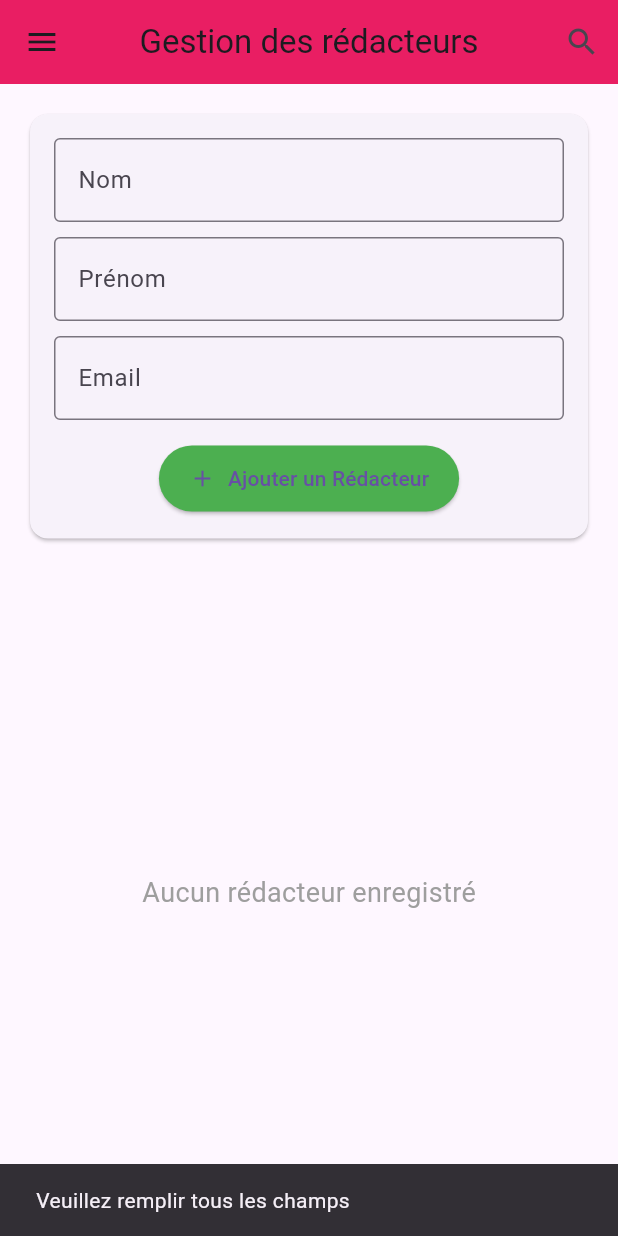
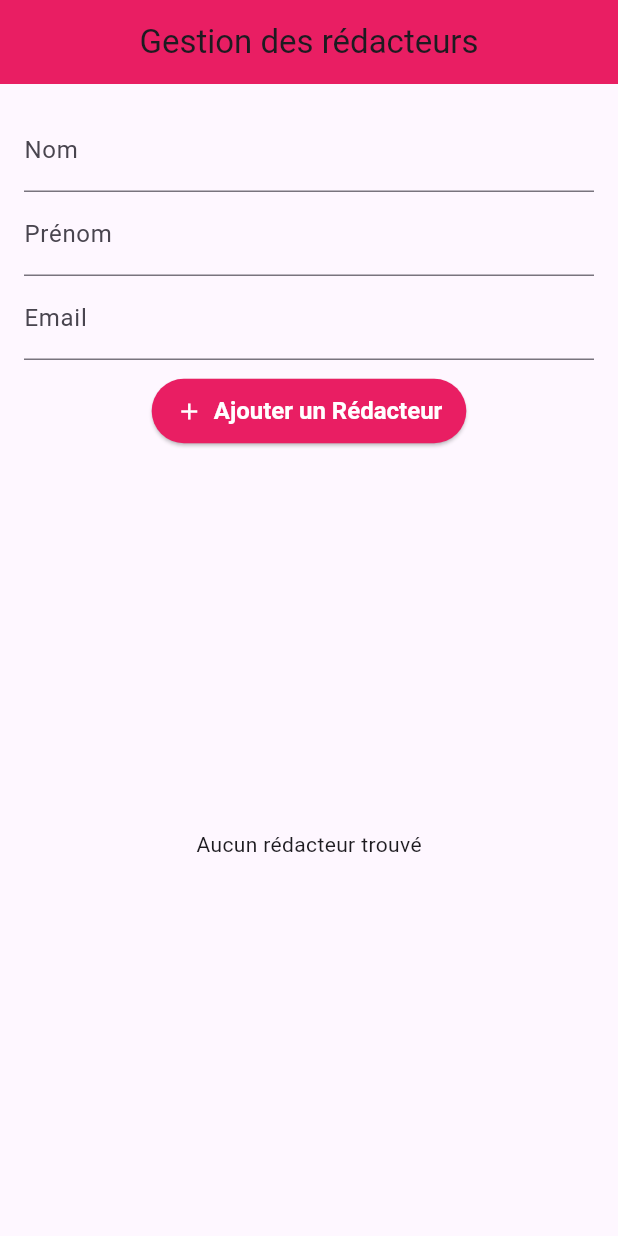
Before and after one commit to Simeonaho/Dclic, a Flutter app: the screen it shows after launch, after a tap on "Ajouter un Rédacteur", on a phone screen of 412 x 824 dp. Run offline on Flutter 3.47's test engine with Material 3 defaults, Android fonts, the phone set to English and light mode, and no system bars; our stand-ins replace sqflite; accounts and stored records are empty.

```diff
--- a/lib/main.dart
+++ b/lib/main.dart
@@ -1,11 +1,9 @@
 import 'package:flutter/material.dart';
 import 'modeles/redacteur.dart';
-
 
 void main() {
   runApp(const MonApp());
 }
-
 
 class MonApp extends StatelessWidget {
   const MonApp({super.key});
@@ -15,274 +13,215 @@ class MonApp extends StatelessWidget {
     return MaterialApp(
       title: 'Magazine',
       debugShowCheckedModeBanner: false,
-      home:  RedacteurInterface(),
+      home: const PageAccueil(),
     );
   }
 }
 
+class PageAccueil extends StatelessWidget {
+  const PageAccueil({super.key});
+
+  @override
+  Widget build(BuildContext context) {
+    return Scaffold(
+      appBar: AppBar(
+        title: const Text("Gestion des rédacteurs"),
+        backgroundColor: Colors.pink,
+        centerTitle: true,
+      ),
+      body: const RedacteurInterface(),
+    );
+  }
+}
 
 class RedacteurInterface extends StatefulWidget {
+  const RedacteurInterface({super.key});
+
   @override
-  _RedacteurInterfaceState createState() => _RedacteurInterfaceState();
+  State<RedacteurInterface> createState() => _RedacteurInterfaceState();
 }
 
 class _RedacteurInterfaceState extends State<RedacteurInterface> {
-  final DatabaseManager _databaseManager = DatabaseManager();
-  List<Redacteur> _redacteurs = [];
+  // Contrôleurs pour les champs de texte
+  final _nomController = TextEditingController();
+  final _prenomController = TextEditingController();
+  final _emailController = TextEditingController();
 
-  // Contrôleurs pour les champs de texte
-  final TextEditingController _nomController = TextEditingController();
-  final TextEditingController _prenomController = TextEditingController();
-  final TextEditingController _emailController = TextEditingController();
+  // Singleton de la base de données
+  final DatabaseManager _dbManager = DatabaseManager.instance;
+
+  // Liste des rédacteurs (Future)
+  late Future<List<Redacteur>> _redacteursFuture = Future.value([]);
 
   @override
   void initState() {
     super.initState();
-    _chargerRedacteurs();
+    _loadRedacteurs();
   }
 
-  // Charger la liste des rédacteurs depuis la base de données
-  Future<void> _chargerRedacteurs() async {
-    final redacteurs = await _databaseManager.getAllRedacteurs();
+  // Charger les rédacteurs
+  void _loadRedacteurs() {
     setState(() {
-      _redacteurs = redacteurs;
+      _redacteursFuture = _dbManager.getAllRedacteurs();
     });
   }
 
   // Ajouter un rédacteur
   Future<void> _ajouterRedacteur() async {
-    if (_nomController.text.isEmpty ||
-        _prenomController.text.isEmpty ||
-        _emailController.text.isEmpty) {
-      _afficherMessage('Veuillez remplir tous les champs');
-      return;
+    final nom = _nomController.text.trim();
+    final prenom = _prenomController.text.trim();
+    final email = _emailController.text.trim();
+
+    if (nom.isEmpty || prenom.isEmpty || email.isEmpty) return;
+
+    final nouveau = Redacteur.sansId(nom: nom, prenom: prenom, email: email);
+    await _dbManager.insertRedacteur(nouveau);
+
+    _nomController.clear();
+    _prenomController.clear();
+    _emailController.clear();
+
+    _loadRedacteurs();
   }
 
-    final redacteur = Redacteur.sansId(
-      nom: _nomController.text,
-      prenom: _prenomController.text,
-      email: _emailController.text,
+  // Supprimer un rédacteur avec confirmation
+  Future<void> _confirmerSuppression(Redacteur r) async {
+    final confirm = await showDialog<bool>(
+      context: context,
+      builder: (context) => AlertDialog(
+        title: const Text('Confirmation'),
+        content: Text('Voulez-vous vraiment supprimer ${r.nom} ${r.prenom} ?'),
+        actions: [
+          TextButton(
+              onPressed: () => Navigator.pop(context, false),
+              child: const Text('Annuler')),
+          ElevatedButton(
+              onPressed: () => Navigator.pop(context, true),
+              child: const Text('Supprimer')),
+        ],
+      ),
     );
 
-    await _databaseManager.insertRedacteur(redacteur);
-    _viderChamps();
-    _chargerRedacteurs();
-    _afficherMessage('Rédacteur ajouté avec succès');
+    if (confirm == true && r.id != null) {
+      await _dbManager.deleteRedacteur(r.id!);
+      _loadRedacteurs();
+    }
   }
 
-  // Modifier un rédacteur
-  Future<void> _modifierRedacteur(Redacteur redacteur) async {
-    final nomController = TextEditingController(text: redacteur.nom);
-    final prenomController = TextEditingController(text: redacteur.prenom);
-    final emailController = TextEditingController(text: redacteur.email);
+  // Modifier un rédacteur via boîte de dialogue
+  Future<void> _modifierRedacteur(Redacteur r) async {
+    final nomController = TextEditingController(text: r.nom);
+    final prenomController = TextEditingController(text: r.prenom);
+    final emailController = TextEditingController(text: r.email);
 
-    showDialog(
+    await showDialog(
       context: context,
       builder: (context) => AlertDialog(
-        title: Text('Modifier le Rédacteur'),
+        title: const Text('Modifier le rédacteur'),
         content: Column(
           mainAxisSize: MainAxisSize.min,
           children: [
-            TextField(
-              controller: nomController,
-              decoration: InputDecoration(labelText: 'Nom'),
-            ),
-            TextField(
-              controller: prenomController,
-              decoration: InputDecoration(labelText: 'Prénom'),
-            ),
-            TextField(
-              controller: emailController,
-              decoration: InputDecoration(labelText: 'Email'),
-            ),
+            TextField(controller: nomController, decoration: const InputDecoration(labelText: 'Nom')),
+            TextField(controller: prenomController, decoration: const InputDecoration(labelText: 'Prénom')),
+            TextField(controller: emailController, decoration: const InputDecoration(labelText: 'Email')),
           ],
         ),
         actions: [
-          TextButton(
-            onPressed: () => Navigator.pop(context),
-            child: Text('Annuler'),
-          ),
+          TextButton(onPressed: () => Navigator.pop(context), child: const Text('Annuler')),
           ElevatedButton(
             onPressed: () async {
-              redacteur.nom = nomController.text;
-              redacteur.prenom = prenomController.text;
-              redacteur.email = emailController.text;
-
-              await _databaseManager.updateRedacteur(redacteur);
+              final updated = Redacteur(
+                id: r.id,
+                nom: nomController.text.trim(),
+                prenom: prenomController.text.trim(),
+                email: emailController.text.trim(),
+              );
+              await _dbManager.updateRedacteur(updated);
               Navigator.pop(context);
-              _chargerRedacteurs();
-              _afficherMessage('Rédacteur modifié avec succès');
+              _loadRedacteurs();
             },
-            child: Text('Modifier'),
+            child: const Text('Valider'),
           ),
         ],
       ),
     );
   }
 
-  // Supprimer un rédacteur
-  Future<void> _supprimerRedacteur(Redacteur redacteur) async {
-    showDialog(
-      context: context,
-      builder: (context) => AlertDialog(
-        title: Text('Confirmer la suppression'),
-        content: Text('Êtes-vous sûr de vouloir supprimer ${redacteur.prenom} ${redacteur.nom} ?'),
-        actions: [
-          TextButton(
-            onPressed: () => Navigator.pop(context),
-            child: Text('Annuler'),
+  @override
+  Widget build(BuildContext context) {
+    return Padding(
+      padding: const EdgeInsets.all(16.0),
+      child: Column(
+        children: [
+          // Champs texte pour ajouter un rédacteur
+          TextField(
+            controller: _nomController,
+            decoration: const InputDecoration(labelText: 'Nom'),
           ),
-          ElevatedButton(
-            onPressed: () async {
-              await _databaseManager.deleteRedacteur(redacteur.id!);
-              Navigator.pop(context);
-              _chargerRedacteurs();
-              _afficherMessage('Rédacteur supprimé avec succès');
-            },
-            style: ElevatedButton.styleFrom(backgroundColor: Colors.red),
-            child: Text('Supprimer'),
+          TextField(
+            controller: _prenomController,
+            decoration: const InputDecoration(labelText: 'Prénom'),
+          ),
+          TextField(
+            controller: _emailController,
+            decoration: const InputDecoration(labelText: 'Email'),
+          ),
+          const SizedBox(height: 10),
+          // Bouton Ajouter un rédacteur
+          ElevatedButton.icon(
+            onPressed: _ajouterRedacteur,
+            icon: const Icon(Icons.add),
+            label: const Text('Ajouter un Rédacteur'),
+            style: ElevatedButton.styleFrom(
+              backgroundColor: Colors.pink,
+              foregroundColor: Colors.white,
+              padding: const EdgeInsets.symmetric(horizontal: 16, vertical: 12),
+              textStyle: const TextStyle(fontSize: 16, fontWeight: FontWeight.bold),
+            ),
+          ),
+          const SizedBox(height: 20),
+          // Liste des rédacteurs
+          Expanded(
+            child: FutureBuilder<List<Redacteur>>(
+              future: _redacteursFuture,
+              builder: (context, snapshot) {
+                if (snapshot.connectionState == ConnectionState.waiting) {
+                  return const Center(child: CircularProgressIndicator());
+                } else if (snapshot.hasError) {
+                  return Center(child: Text('Erreur : ${snapshot.error}'));
+                } else if (!snapshot.hasData || snapshot.data!.isEmpty) {
+                  return const Center(child: Text('Aucun rédacteur trouvé'));
+                }
+
+                final redacteurs = snapshot.data!;
+
+                return ListView.builder(
+                  itemCount: redacteurs.length,
+                  itemBuilder: (context, index) {
+                    final r = redacteurs[index];
+                    return ListTile(
+                      title: Text('${r.nom} ${r.prenom}'),
+                      subtitle: Text(r.email),
+                      trailing: Row(
+                        mainAxisSize: MainAxisSize.min,
+                        children: [
+                          IconButton(
+                            icon: const Icon(Icons.edit, color: Colors.blue),
+                            onPressed: () => _modifierRedacteur(r),
+                          ),
+                          IconButton(
+                            icon: const Icon(Icons.delete, color: Colors.red),
+                            onPressed: () => _confirmerSuppression(r),
                           ),
                         ],
                       ),
                     );
-  }
-
-  // Vider les champs de saisie
-  void _viderChamps() {
-    _nomController.clear();
-    _prenomController.clear();
-    _emailController.clear();
-  }
-
-  // Afficher un message
-  void _afficherMessage(String message) {
-    ScaffoldMessenger.of(context).showSnackBar(
-      SnackBar(content: Text(message)),
-    );
-  }
-
-  @override
-  Widget build(BuildContext context) {
-    return Scaffold(
-      appBar: AppBar(
-        backgroundColor: Colors.pink,
-
-        leading: IconButton(
-          icon: Icon(Icons.menu),
-          tooltip: 'Navigation menu',
-          onPressed: () {
                   },
-        ),
-
-        title: const Text('Gestion des rédacteurs'),
-        centerTitle: true,
-
-        actions: [
-          IconButton(
-            icon: Icon(Icons.search),
-            tooltip: 'Search',
-            onPressed: () {
-
-            },
-          ),
-        ],
-      ),
-
-
-      body: Padding(
-        padding: EdgeInsets.all(16.0),
-        child: Column(
-          children: [
-            // Formulaire d'ajout
-            Card(
-              child: Padding(
-                padding: EdgeInsets.all(16.0),
-                child: Column(
-                  children: [
-                    TextField(
-                      controller: _nomController,
-                      decoration: InputDecoration(
-                        labelText: 'Nom',
-                        border: OutlineInputBorder(),
-                      ),
-                    ),
-                    SizedBox(height: 10),
-                    TextField(
-                      controller: _prenomController,
-                      decoration: InputDecoration(
-                        labelText: 'Prénom',
-                        border: OutlineInputBorder(),
-                      ),
-                    ),
-                    SizedBox(height: 10),
-                    TextField(
-                      controller: _emailController,
-                      decoration: InputDecoration(
-                        labelText: 'Email',
-                        border: OutlineInputBorder(),
-                      ),
-                    ),
-                    SizedBox(height: 15),
-                    ElevatedButton.icon(
-                      onPressed: _ajouterRedacteur,
-                      icon: Icon(Icons.add),
-                      label: Text('Ajouter un Rédacteur'),
-                      style: ElevatedButton.styleFrom(
-                        backgroundColor: Colors.green,
-                        padding: EdgeInsets.symmetric(horizontal: 20, vertical: 12),
-                      ),
-                    ),
-                  ],
-                ),
-              ),
-            ),
-            SizedBox(height: 20),
-
-            // Liste des rédacteurs
-            Expanded(
-              child: _redacteurs.isEmpty
-                  ? Center(
-                      child: Text(
-                        'Aucun rédacteur enregistré',
-                        style: TextStyle(fontSize: 18, color: Colors.grey),
-                      ),
-                    )
-                  : ListView.builder(
-                      itemCount: _redacteurs.length,
-                      itemBuilder: (context, index) {
-                        final redacteur = _redacteurs[index];
-                        return Card(
-                          margin: EdgeInsets.symmetric(vertical: 5),
-                          child: ListTile(
-                            leading: CircleAvatar(
-                              child: Text(
-                                '${redacteur.prenom[0]}${redacteur.nom[0]}',
-                                style: TextStyle(fontWeight: FontWeight.bold),
-                              ),
-                              backgroundColor: Colors.blue,
-                            ),
-                            title: Text('${redacteur.prenom} ${redacteur.nom}'),
-                            subtitle: Text(redacteur.email),
-                            trailing: Row(
-                              mainAxisSize: MainAxisSize.min,
-                              children: [
-                                IconButton(
-                                  icon: Icon(Icons.edit, color: Colors.orange),
-                                  onPressed: () => _modifierRedacteur(redacteur),
-                                ),
-                                IconButton(
-                                  icon: Icon(Icons.delete, color: Colors.red),
-                                  onPressed: () => _supprimerRedacteur(redacteur),
-                                ),
-                              ],
-                            ),
-                          ),
                 );
               },
             ),
           ),
         ],
-        ),
       ),
     );
   }
@@ -292,6 +231,7 @@ class _RedacteurInterfaceState extends State<RedacteurInterface> {
     _nomController.dispose();
     _prenomController.dispose();
     _emailController.dispose();
+    _dbManager.close(); // optionnel
     super.dispose();
   }
 }
--- a/lib/modeles/redacteur.dart
+++ b/lib/modeles/redacteur.dart
@@ -1,15 +1,15 @@
-import 'dart:async';
 import 'package:path/path.dart';
 import 'package:sqflite/sqflite.dart';
 
+/// ---------------------
+/// Modèle Redacteur
+/// ---------------------
+class Redacteur {
+  final int? id;
+  final String nom;
+  final String prenom;
+  final String email;
 
-class Redacteur {
-  int? id;
-  String nom;
-  String prenom;
-  String email;
-
-  // Constructeur avec tous les attributs
   Redacteur({
     this.id,
     required this.nom,
@@ -17,24 +17,25 @@ class Redacteur {
     required this.email,
   });
 
-  // Constructeur sans l'attribut id (pour l'insertion)
+  // Constructeur secondaire (sans id)
   Redacteur.sansId({
     required this.nom,
     required this.prenom,
     required this.email,
-  });
+  }) : id = null;
 
-  // Méthode pour convertir un objet Rédacteur en Map
+  // Conversion en Map (utile pour sqflite)
   Map<String, dynamic> toMap() {
-    return {
-      'id': id,
+    final map = <String, dynamic>{
       'nom': nom,
       'prenom': prenom,
       'email': email,
     };
+    if (id != null) map['id'] = id;
+    return map;
   }
 
-  // Méthode pour créer un Rédacteur à partir d'un Map
+  // Créer un objet depuis une Map
   factory Redacteur.fromMap(Map<String, dynamic> map) {
     return Redacteur(
       id: map['id'],
@@ -50,76 +51,85 @@ class Redacteur {
   }
 }
 
-
+/// ---------------------
+/// DatabaseManager
+/// ---------------------
 class DatabaseManager {
-  static Database? _database;
-  static const String _tableName = 'redacteurs';
-
-  // Singleton pattern pour avoir une seule instance
-  static final DatabaseManager _instance = DatabaseManager._internal();
-  factory DatabaseManager() => _instance;
+  static final DatabaseManager instance = DatabaseManager._internal();
   DatabaseManager._internal();
 
-  // Getter pour la base de données
+  static Database? _database;
+
   Future<Database> get database async {
     if (_database != null) return _database!;
-    _database = await _initDatabase();
+    _database = await _initDB("redacteurs_database.db");
     return _database!;
   }
 
-  // Initialisation de la base de données
-  Future<Database> _initDatabase() async {
-    String path = join(await getDatabasesPath(), 'redacteurs.db');
+  // Initialisation de la DB
+  Future<Database> _initDB(String filePath) async {
+    final dbPath = await getDatabasesPath();
+    final path = join(dbPath, filePath);
+
     return await openDatabase(
       path,
       version: 1,
-      onCreate: _onCreate,
+      onCreate: _createDB,
     );
   }
 
   // Création de la table
-  Future<void> _onCreate(Database db, int version) async {
+  Future _createDB(Database db, int version) async {
     await db.execute('''
-      CREATE TABLE $_tableName(
+      CREATE TABLE redacteurs(
         id INTEGER PRIMARY KEY AUTOINCREMENT,
-        nom TEXT NOT NULL,
-        prenom TEXT NOT NULL,
-        email TEXT NOT NULL
+        nom TEXT,
+        prenom TEXT,
+        email TEXT
       )
     ''');
   }
 
-  // Récupérer tous les rédacteurs
+  /// ---------------------
+  /// CRUD
+  /// ---------------------
+
   Future<List<Redacteur>> getAllRedacteurs() async {
     final db = await database;
-    final List<Map<String, dynamic>> maps = await db.query(_tableName);
-    return List.generate(maps.length, (i) => Redacteur.fromMap(maps[i]));
+    final List<Map<String, dynamic>> maps = await db.query('redacteurs');
+    return maps.map((map) => Redacteur.fromMap(map)).toList();
   }
 
-  // Insérer un rédacteur
   Future<int> insertRedacteur(Redacteur redacteur) async {
     final db = await database;
-    return await db.insert(_tableName, redacteur.toMap());
+    return await db.insert(
+      'redacteurs',
+      redacteur.toMap(),
+      conflictAlgorithm: ConflictAlgorithm.replace,
+    );
   }
 
-  // Mettre à jour un rédacteur
   Future<int> updateRedacteur(Redacteur redacteur) async {
     final db = await database;
     return await db.update(
-      _tableName,
+      'redacteurs',
       redacteur.toMap(),
       where: 'id = ?',
       whereArgs: [redacteur.id],
     );
   }
 
-  // Supprimer un rédacteur
   Future<int> deleteRedacteur(int id) async {
     final db = await database;
     return await db.delete(
-      _tableName,
+      'redacteurs',
       where: 'id = ?',
       whereArgs: [id],
     );
   }
+
+  Future close() async {
+    final db = await database;
+    db.close();
+  }
 }
```
Also changed, not shown: 2 other files. Lines whose indentation alone changed are shown as unchanged.
